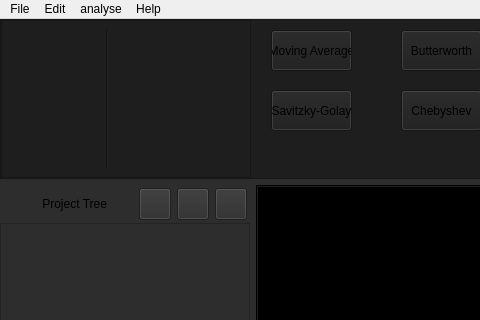
First picture: the form in form.ui, repository Meliani-Mehdi/Graphite_QT, before the edit; both pictures show x 0 to 480 and y 0 to 320 of the 1200 by 673 pixel window.
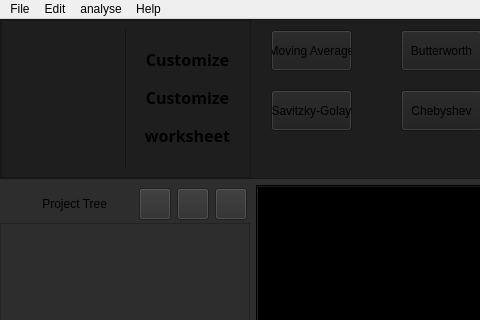
Second picture: the form after the edit. Icons and pictures are not drawn.

Patch:
```diff
--- a/form.ui
+++ b/form.ui
@@ -143,52 +143,28 @@
               <property name="frameShadow">
                <enum>QFrame::Raised</enum>
               </property>
-              <layout class="QGridLayout" name="gridLayout_2">
-               <property name="verticalSpacing">
-                <number>2</number>
-               </property>
-               <item row="2" column="0">
+              <layout class="QVBoxLayout" name="verticalLayout_2">
+               <item>
                 <widget class="QPushButton" name="custom_button_2">
                  <property name="minimumSize">
                   <size>
-                   <width>32</width>
-                   <height>32</height>
+                   <width>0</width>
+                   <height>0</height>
                   </size>
                  </property>
                  <property name="maximumSize">
                   <size>
-                   <width>32</width>
-                   <height>32</height>
+                   <width>16777215</width>
+                   <height>16777215</height>
                   </size>
                  </property>
-                 <property name="styleSheet">
-                  <string notr="true">QPushButton {
-    border: none;
-}
-QPushButton:pressed {
-    background-color: rgba(0, 0, 0, 0.5);
-}
-</string>
+                 <property name="font">
+                  <font>
+                   <family>ProFontWindows Nerd Font Propo</family>
+                   <pointsize>12</pointsize>
+                   <bold>true</bold>
+                  </font>
                  </property>
-                 <property name="text">
-                  <string/>
-                 </property>
-                </widget>
-               </item>
-               <item row="2" column="1">
-                <widget class="QPushButton" name="custom_button_3">
-                 <property name="minimumSize">
-                  <size>
-                   <width>32</width>
-                   <height>32</height>
-                  </size>
-                 </property>
-                 <property name="maximumSize">
-                  <size>
-                   <width>32</width>
-                   <height>32</height>
-                  </size>
-                 </property>
                  <property name="styleSheet">
                   <string notr="true">QPushButton {
     border: none;
@@ -199,118 +175,34 @@
 </string>
                  </property>
                  <property name="text">
-                  <string/>
+                  <string>Customize</string>
                  </property>
-                 <property name="icon">
-                  <iconset>
-                   <normaloff>assets/formula.png</normaloff>assets/formula.png</iconset>
-                 </property>
-                 <property name="iconSize">
-                  <size>
-                   <width>32</width>
-                   <height>32</height>
-                  </size>
-                 </property>
                 </widget>
                </item>
-               <item row="1" column="2">
-                <widget class="QPushButton" name="custom_button_6">
-                 <property name="minimumSize">
-                  <size>
-                   <width>32</width>
-                   <height>32</height>
-                  </size>
-                 </property>
-                 <property name="maximumSize">
-                  <size>
-                   <width>32</width>
-                   <height>32</height>
-                  </size>
-                 </property>
-                 <property name="styleSheet">
-                  <string notr="true">QPushButton {
-    border: none;
-}
-QPushButton:pressed {
-    background-color: rgba(0, 0, 0, 0.5);
-}
-</string>
-                 </property>
-                 <property name="text">
-                  <string/>
-                 </property>
-                </widget>
-               </item>
-               <item row="1" column="0">
-                <widget class="QPushButton" name="custom_button_10">
-                 <property name="minimumSize">
-                  <size>
-                   <width>32</width>
-                   <height>32</height>
-                  </size>
-                 </property>
-                 <property name="maximumSize">
-                  <size>
-                   <width>32</width>
-                   <height>32</height>
-                  </size>
-                 </property>
-                 <property name="styleSheet">
-                  <string notr="true">QPushButton {
-    border: none;
-}
-QPushButton:pressed {
-    background-color: rgba(0, 0, 0, 0.5);
-}
-</string>
-                 </property>
-                 <property name="text">
-                  <string/>
-                 </property>
-                </widget>
-               </item>
-               <item row="1" column="1">
-                <widget class="QPushButton" name="custom_button_4">
-                 <property name="minimumSize">
-                  <size>
-                   <width>32</width>
-                   <height>32</height>
-                  </size>
-                 </property>
-                 <property name="maximumSize">
-                  <size>
-                   <width>32</width>
-                   <height>32</height>
-                  </size>
-                 </property>
-                 <property name="styleSheet">
-                  <string notr="true">QPushButton {
-    border: none;
-}
-QPushButton:pressed {
-    background-color: rgba(0, 0, 0, 0.5);
-}
-</string>
-                 </property>
-                 <property name="text">
-                  <string/>
-                 </property>
-                </widget>
-               </item>
-               <item row="2" column="2">
+               <item>
                 <widget class="QPushButton" name="custom_button">
                  <property name="minimumSize">
                   <size>
-                   <width>32</width>
-                   <height>32</height>
+                   <width>0</width>
+                   <height>0</height>
                   </size>
                  </property>
                  <property name="maximumSize">
                   <size>
-                   <width>32</width>
-                   <height>32</height>
+                   <width>16777215</width>
+                   <height>16777215</height>
                   </size>
                  </property>
+                 <property name="font">
+                  <font>
+                   <family>ProFontWindows Nerd Font Propo</family>
+                   <pointsize>12</pointsize>
+                   <bold>true</bold>
+                  </font>
+                 </property>
+                 <property name="cursor">
+                  <cursorShape>PointingHandCursor</cursorShape>
+                 </property>
                  <property name="styleSheet">
                   <string notr="true">QPushButton {
     border: none;
@@ -321,7 +213,7 @@
 </string>
                  </property>
                  <property name="text">
-                  <string/>
+                  <string>Customize</string>
                  </property>
                  <property name="icon">
                   <iconset>
@@ -335,48 +227,31 @@
                  </property>
                 </widget>
                </item>
-               <item row="0" column="2">
-                <widget class="QPushButton" name="custom_button_7">
+               <item>
+                <widget class="QPushButton" name="custom_button_3">
                  <property name="minimumSize">
                   <size>
-                   <width>32</width>
-                   <height>32</height>
+                   <width>0</width>
+                   <height>0</height>
                   </size>
                  </property>
                  <property name="maximumSize">
                   <size>
-                   <width>32</width>
-                   <height>32</height>
+                   <width>16777215</width>
+                   <height>16777215</height>
                   </size>
                  </property>
-                 <property name="styleSheet">
-                  <string notr="true">QPushButton {
-    border: none;
-}
-QPushButton:pressed {
-    background-color: rgba(0, 0, 0, 0.5);
-}
-</string>
+                 <property name="font">
+                  <font>
+                   <family>ProFontWindows Nerd Font Propo</family>
+                   <pointsize>12</pointsize>
+                   <bold>true</bold>
+                   <stylestrategy>PreferDefault</stylestrategy>
+                  </font>
                  </property>
-                 <property name="text">
-                  <string/>
+                 <property name="cursor">
+                  <cursorShape>PointingHandCursor</cursorShape>
                  </property>
-                </widget>
-               </item>
-               <item row="0" column="1">
-                <widget class="QPushButton" name="custom_button_8">
-                 <property name="minimumSize">
-                  <size>
-                   <width>32</width>
-                   <height>32</height>
-                  </size>
-                 </property>
-                 <property name="maximumSize">
-                  <size>
-                   <width>32</width>
-                   <height>32</height>
-                  </size>
-                 </property>
                  <property name="styleSheet">
                   <string notr="true">QPushButton {
     border: none;
@@ -387,36 +262,18 @@
 </string>
                  </property>
                  <property name="text">
-                  <string/>
+                  <string>worksheet</string>
                  </property>
-                </widget>
-               </item>
-               <item row="0" column="0">
-                <widget class="QPushButton" name="custom_button_9">
-                 <property name="minimumSize">
-                  <size>
-                   <width>32</width>
-                   <height>32</height>
-                  </size>
+                 <property name="icon">
+                  <iconset>
+                   <normaloff>assets/formula.png</normaloff>assets/formula.png</iconset>
                  </property>
-                 <property name="maximumSize">
+                 <property name="iconSize">
                   <size>
                    <width>32</width>
                    <height>32</height>
                   </size>
                  </property>
-                 <property name="styleSheet">
-                  <string notr="true">QPushButton {
-    border: none;
-}
-QPushButton:pressed {
-    background-color: rgba(0, 0, 0, 0.5);
-}
-</string>
-                 </property>
-                 <property name="text">
-                  <string/>
-                 </property>
                 </widget>
                </item>
               </layout>
```
Left out of the diff: 32 changed lines with no effect on the pictures.
